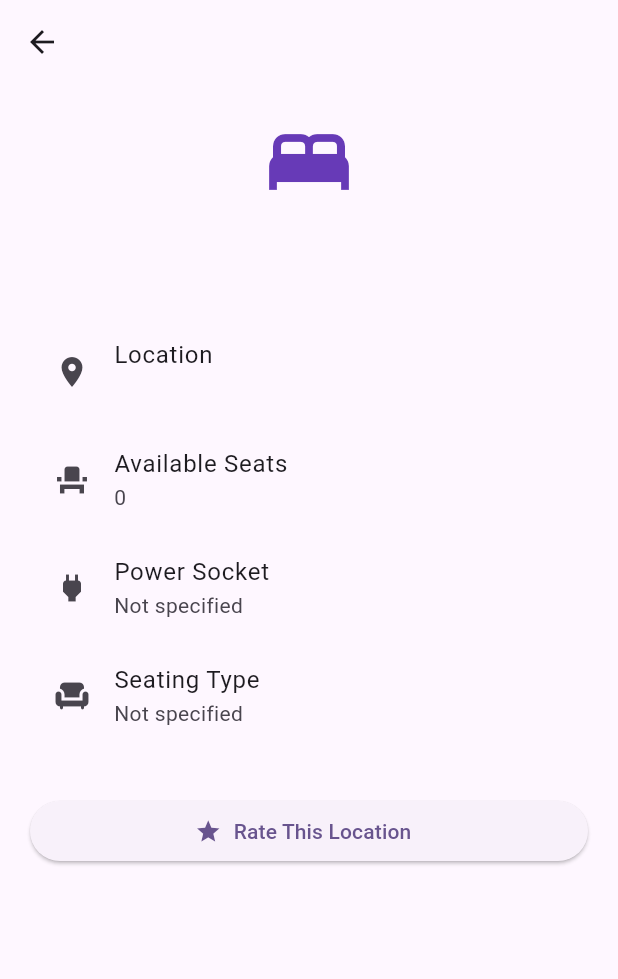
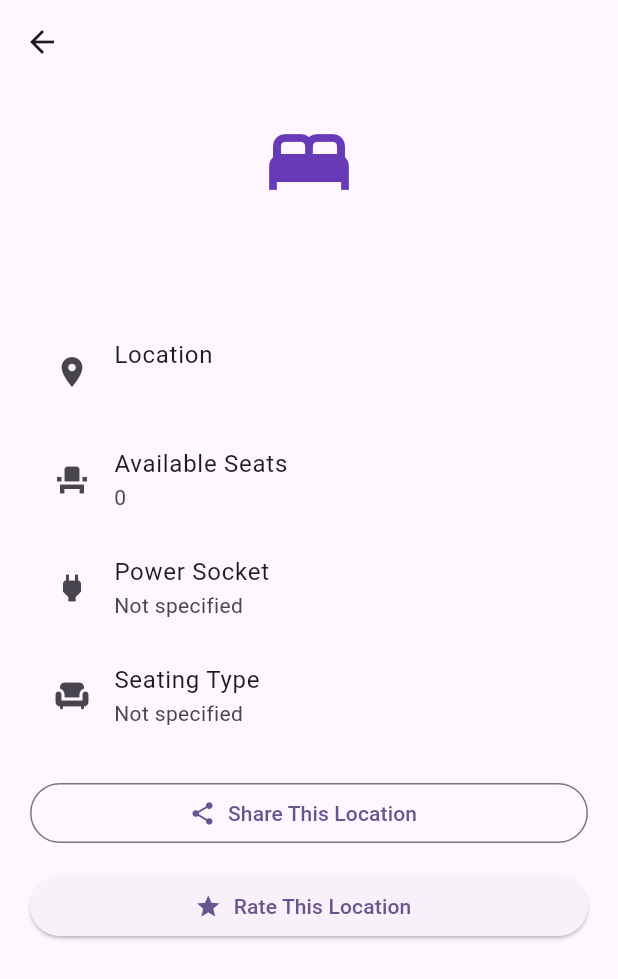
Before and after one commit to krishirai/King-of-Sleepers-, a Flutter app: the NapPlaceDetailsPage screen opened directly with empty values, on a phone screen of 412 x 824 dp. Shown: the top 979 px of the screen. Run offline on Flutter 3.47's test engine with Material 3 defaults, Android fonts, the light colour scheme and no system bars; our stand-ins replace cloud_firestore, firebase_auth, firebase_core, flutter_map, geolocator, google_sign_in and 3 more; accounts and stored records are empty.

Commit message:
Sprint 2 Firebase integration and nap spot improvements

```diff
--- /dev/null
+++ b/SPRINT2_MERGE_NOTES.txt
@@ -0,0 +1,34 @@
+King of Sleepers - Sprint 2 integration with current team GitHub main
+===================================================================
+Compared with: King-of-Sleepers-GitHub-Review.zip and the previously tested
+King-of-Sleepers-Sprint2-Firebase-Dependency-Fixed.zip.
+
+Only FIVE files are changed in this zip:
+- lib/nap_place_details_page.dart: adds tested detail-page Share This Location
+- lib/nap_places_page.dart: passes location coordinates to details; keeps
+  the list-level quick share button already present on GitHub
+- lib/current_nap_spot_page.dart: protects async location setState calls
+- ios/Runner/GoogleService-Info.plist: uses new Firebase project for iOS
+- ios/Runner/Info.plist: iOS location explanation / Google sign-in callback
+
+Preserved team GitHub version (not replaced):
+- login_screen.dart: crown icon, Forgot password, and other team changes
+- rating_screen.dart: existing logout and rating features
+- pubspec.yaml: compatible share_plus + material_symbols_icons
+- test files, README, and the rest of the source tree
+- android/app/google-services.json, lib/firebase_options.dart and firebase.json:
+  already use the new Firebase project, so unchanged
+
+Apply to the CLONED GITHUB FOLDER ONLY (the one with the .git directory),
+while on branch bright-sprint2-firebase-integration. The ZIP paths are
+relative to the project root; extracting with overwrite changes only these
+five files. Do not extract into the older tested ZIP's folder.
+
+After applying:
+  git status
+  git diff --stat
+  flutter pub get
+  flutter run -d chrome
+
+Do not commit or push until you verify the functions and diffs. iOS
+build and live Firebase access were NOT tested in this environment.
--- a/lib/nap_place_details_page.dart
+++ b/lib/nap_place_details_page.dart
@@ -1,5 +1,6 @@
 
 import 'package:flutter/material.dart';
+import 'package:share_plus/share_plus.dart';
 import 'screens/rating_screen.dart';
 
 class NapPlaceDetailsPage extends StatelessWidget {
@@ -9,6 +10,8 @@ class NapPlaceDetailsPage extends StatelessWidget {
   final int availableSeats;
   final bool? hasPowerSocket;
   final String seatingType;
+  final double? latitude;
+  final double? longitude;
 
   const NapPlaceDetailsPage({
     super.key,
@@ -18,6 +21,8 @@ class NapPlaceDetailsPage extends StatelessWidget {
     required this.availableSeats,
     this.hasPowerSocket,
     this.seatingType = 'Not specified',
+    this.latitude,
+    this.longitude,
   });
 
   @override
@@ -27,6 +32,20 @@ class NapPlaceDetailsPage extends StatelessWidget {
         : hasPowerSocket!
             ? 'Available'
             : 'Not available';
+
+    final String? mapsLink = latitude != null && longitude != null
+        ? Uri.https('www.google.com', '/maps/search/', {
+            'api': '1',
+            'query': '$latitude,$longitude',
+          }).toString()
+        : null;
+    final mapsSuffix = mapsLink == null ? '' : '\nMap: $mapsLink';
+    final shareText = 'Check out this nap spot on campus!\n'
+        '$name\n'
+        'Location: $location\n'
+        'Available seats: $availableSeats\n'
+        'Power socket: $socketText\n'
+        'Seating type: $seatingType$mapsSuffix';
 
     return Scaffold(
       appBar: AppBar(
@@ -66,7 +85,34 @@ class NapPlaceDetailsPage extends StatelessWidget {
             title: const Text('Seating Type'),
             subtitle: Text(seatingType),
           ),
-          const SizedBox(height: 30),
+          const SizedBox(height: 18),
+          Builder(
+            builder: (shareContext) => OutlinedButton.icon(
+              icon: const Icon(Icons.share),
+              label: const Text('Share This Location'),
+              onPressed: () async {
+                final box = shareContext.findRenderObject() as RenderBox?;
+                try {
+                  await SharePlus.instance.share(
+                    ShareParams(
+                      text: shareText,
+                      subject: 'Campus nap spot: $name',
+                      sharePositionOrigin: box == null
+                          ? null
+                          : box.localToGlobal(Offset.zero) & box.size,
+                    ),
+                  );
+                } catch (_) {
+                  if (shareContext.mounted) {
+                    ScaffoldMessenger.of(shareContext).showSnackBar(
+                      const SnackBar(content: Text('Unable to share this location.')),
+                    );
+                  }
+                }
+              },
+            ),
+          ),
+          const SizedBox(height: 14),
           ElevatedButton.icon(
             icon: const Icon(Icons.star),
             label: const Text('Rate This Location'),
--- a/lib/nap_places_page.dart
+++ b/lib/nap_places_page.dart
@@ -104,6 +104,8 @@ class NapPlacesPage extends StatelessWidget {
                         availableSeats: availableSeats,
                         hasPowerSocket: hasPowerSocket,
                         seatingType: seatingType,
+                        latitude: latitude,
+                        longitude: longitude,
                       ),
                     ),
                   );
```
Also changed, not shown: lib/current_nap_spot_page.dart (+8 -0 lines), 2 other files.
